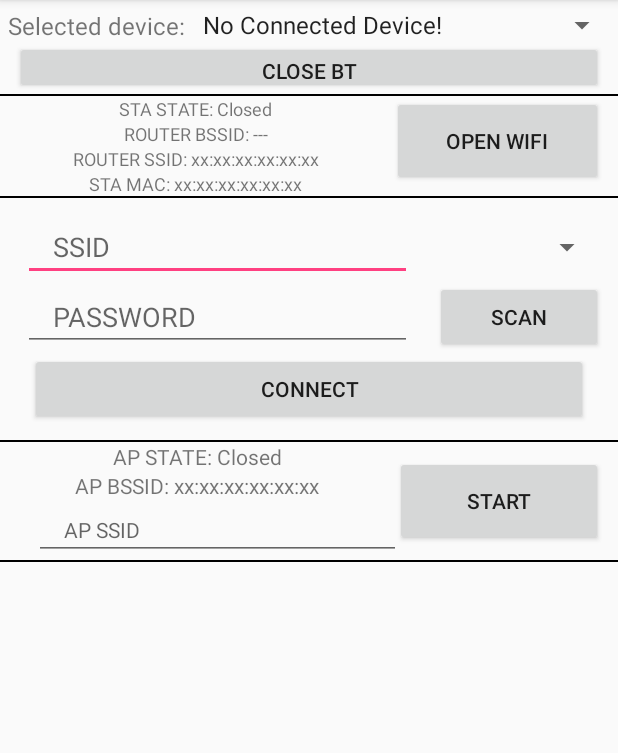
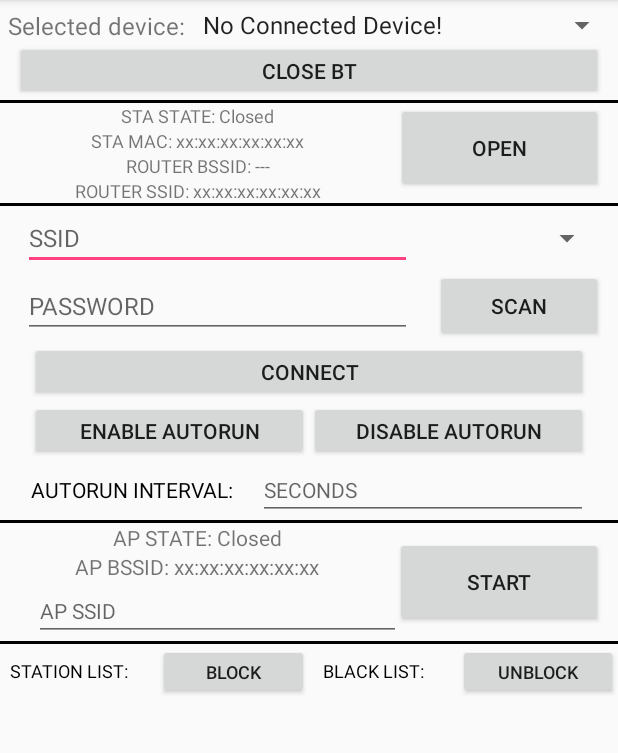
Before and after one commit to zbjlu/Android-SmartRepeater, an Android app: the screen it shows after launch (MainActivity), in the side drawer, after a tap on "WiFi Manager", on a phone screen of 412 x 824 dp, the part 84-837 px from its top. Run offline under Robolectric (Android 15) with nearby library versions, the phone set to English and light mode, and no system bars; 2 statements that could not run were skipped.

Commit message:
update layout xml for new CR.

```diff
--- a/app/src/main/java/com/unisoc/wcn/smartrepeater/ui/fragment/WiFiManagerFragment.java
+++ b/app/src/main/java/com/unisoc/wcn/smartrepeater/ui/fragment/WiFiManagerFragment.java
@@ -297,7 +297,7 @@ public class WiFiManagerFragment extends Fragment {
             }
         });
 
-        mClientList = (ListView) view.findViewById(R.id.client_list);
+        mClientList = (ListView) view.findViewById(R.id.block_client_list);
         mClientList.setClickable(true);
         mClientList.setOnItemClickListener(mMacClientClickListener);
     }
--- /dev/null
+++ b/app/src/main/res/drawable/textview_border.xml
@@ -0,0 +1,5 @@
+<?xml version="1.0" encoding="utf-8"?>
+<shape xmlns:android="http://schemas.android.com/apk/res/android" android:shape="rectangle" >
+<solid android:color="#ffffff" />
+<stroke android:width="1dip" android:color="#000000"/>
+</shape>
--- a/app/src/main/res/layout/fragment_wi_fi_manager.xml
+++ b/app/src/main/res/layout/fragment_wi_fi_manager.xml
@@ -12,7 +12,7 @@
         <LinearLayout
             android:layout_width="fill_parent"
             android:layout_height="fill_parent"
-            android:layout_marginLeft="5dp"
+            android:layout_marginStart="5dp"
             android:layout_marginTop="5dp">
 
             <TextView
@@ -35,15 +35,16 @@
             <Button
                 android:id="@+id/close_remote_bt"
                 android:layout_width="match_parent"
-                android:layout_height="35dp"
+                android:layout_height="wrap_content"
                 android:layout_marginLeft="10dp"
                 android:layout_marginRight="10dp"
+                android:minHeight="0dp"
                 android:text="Close BT" />
         </LinearLayout>
 
         <View
             android:layout_width="fill_parent"
-            android:layout_height="2px"
+            android:layout_height="2dp"
             android:background="#000000" />
 
         <LinearLayout
@@ -62,29 +63,30 @@
                     android:id="@+id/wifi_state"
                     android:layout_width="wrap_content"
                     android:layout_height="wrap_content"
-                    android:text="WIFI STATE: ---"
-                    android:textSize="12dp" />
+                    android:text="STA STATE: ---"
+                    android:textSize="12sp" />
+
+                <TextView
+                    android:id="@+id/wifi_sta_address"
+                    android:layout_width="wrap_content"
+                    android:layout_height="wrap_content"
+                    android:text="STA ADDR: xx:xx:xx:xx:xx:xx"
+                    android:textSize="12sp" />
 
                 <TextView
                     android:id="@+id/router_ssid"
                     android:layout_width="wrap_content"
                     android:layout_height="wrap_content"
                     android:text="ROUTER SSID: ---"
-                    android:textSize="12dp" />
+                    android:textSize="12sp" />
 
                 <TextView
                     android:id="@+id/router_bssid"
                     android:layout_width="wrap_content"
                     android:layout_height="wrap_content"
                     android:text="ROUTER BSSID: xx:xx:xx:xx:xx:xx"
-                    android:textSize="12dp" />
+                    android:textSize="12sp" />
 
-                <TextView
-                    android:id="@+id/wifi_sta_address"
-                    android:layout_width="wrap_content"
-                    android:layout_height="wrap_content"
-                    android:text="STATE ADDR: xx:xx:xx:xx:xx:xx"
-                    android:textSize="12dp" />
             </LinearLayout>
 
             <LinearLayout
@@ -96,22 +98,20 @@
                     android:id="@+id/wifi_manager"
                     android:layout_width="match_parent"
                     android:layout_height="60dp"
-                    android:layout_alignParentBottom="true"
-                    android:layout_marginRight="10dp"
-                    android:text="OPEN WIFI" />
+                    android:layout_marginEnd="10dp"
+                    android:text="OPEN" />
             </LinearLayout>
 
         </LinearLayout>
 
         <View
             android:layout_width="fill_parent"
-            android:layout_height="2px"
+            android:layout_height="2dp"
             android:background="#000000" />
 
         <LinearLayout
             android:layout_width="match_parent"
             android:layout_height="wrap_content"
-            android:layout_marginTop="10sp"
             android:orientation="vertical">
 
             <LinearLayout
@@ -124,17 +124,17 @@
                     android:id="@+id/wifi_ssid"
                     android:layout_width="match_parent"
                     android:layout_height="wrap_content"
-                    android:layout_marginLeft="15dp"
+                    android:layout_marginStart="15dp"
                     android:layout_weight="1"
                     android:hint="SSID"
-                    android:paddingLeft="20dp" />
+                    android:textSize="16sp" />
 
                 <Spinner
                     android:id="@+id/wifi_ssid_list"
                     android:layout_width="match_parent"
                     android:layout_height="wrap_content"
-                    android:layout_marginLeft="15dp"
-                    android:layout_marginRight="10dp"
+                    android:layout_marginStart="15dp"
+                    android:layout_marginEnd="10dp"
                     android:layout_weight="2"></Spinner>
             </LinearLayout>
 
@@ -148,17 +148,17 @@
                     android:id="@+id/wifi_password"
                     android:layout_width="match_parent"
                     android:layout_height="wrap_content"
-                    android:layout_marginLeft="15dp"
+                    android:layout_marginStart="15dp"
                     android:layout_weight="1"
                     android:hint="PASSWORD"
-                    android:paddingLeft="20dp" />
+                    android:textSize="16sp"/>
 
                 <Button
                     android:id="@+id/start_wifi_scan"
                     android:layout_width="match_parent"
                     android:layout_height="wrap_content"
-                    android:layout_marginLeft="15dp"
-                    android:layout_marginRight="10dp"
+                    android:layout_marginStart="15dp"
+                    android:layout_marginEnd="10dp"
                     android:layout_weight="2"
                     android:clickable="true"
                     android:focusable="true"
@@ -166,22 +166,73 @@
 
             </LinearLayout>
 
-        </LinearLayout>
-
             <Button
                 android:id="@+id/set_conf"
                 android:layout_width="match_parent"
                 android:layout_height="wrap_content"
-            android:layout_marginBottom="10dp"
                 android:layout_marginLeft="20dp"
                 android:layout_marginRight="20dp"
                 android:clickable="true"
                 android:focusable="true"
+                android:minHeight="0dp"
                 android:text="Connect" />
+
+            <LinearLayout
+                android:layout_width="match_parent"
+                android:layout_height="wrap_content"
+                android:layout_marginLeft="20dp"
+                android:layout_marginRight="20dp"
+                android:orientation="horizontal"
+                android:weightSum="2">
+                <Button
+                    android:layout_width="fill_parent"
+                    android:layout_height="match_parent"
+                    android:clickable="true"
+                    android:focusable="true"
+                    android:minHeight="0dp"
+                    android:layout_weight="1"
+                    android:text="ENABLE AUTORUN" />
+                <Button
+                    android:layout_width="fill_parent"
+                    android:layout_height="match_parent"
+                    android:clickable="true"
+                    android:focusable="true"
+                    android:minHeight="0dp"
+                    android:layout_weight="1"
+                    android:text="DISABLE AUTORUN" />
+            </LinearLayout>
+
+            <LinearLayout
+                android:layout_width="match_parent"
+                android:layout_height="0dp"
+                android:layout_marginLeft="20dp"
+                android:layout_marginRight="20dp"
+                android:layout_weight="2"
+                android:orientation="horizontal">
+
+                <TextView
+                    android:id="@+id/autorun_interval_text"
+                    android:layout_width="wrap_content"
+                    android:layout_height="wrap_content"
+                    android:layout_marginStart="0dp"
+                    android:gravity="center"
+                    android:text="AUTORUN INTERVAL:     "
+                    android:textColor="#000000"
+                    android:textSize="14sp"/>
+
+                <EditText
+                    android:id="@+id/autorun_interval"
+                    android:layout_width="match_parent"
+                    android:layout_height="wrap_content"
+                    android:layout_marginEnd="0dp"
+                    android:hint="SECONDS"
+                    android:textSize="14sp"/>
+            </LinearLayout>
+        </LinearLayout>
 
         <View
             android:layout_width="fill_parent"
-            android:layout_height="2px"
+            android:layout_height="2dp"
             android:background="#000000" />
 
         <LinearLayout
@@ -215,10 +266,9 @@
                     android:id="@+id/ap_mac"
                     android:layout_width="match_parent"
                     android:layout_height="wrap_content"
-                    android:layout_marginLeft="15dp"
+                    android:layout_marginStart="15dp"
                     android:hint="AP SSID"
-                    android:paddingLeft="20dp"
-                    android:textSize="14dp" />
+                    android:textSize="14sp" />
             </LinearLayout>
 
             <LinearLayout
@@ -231,23 +281,113 @@
                     android:layout_width="match_parent"
                     android:layout_height="60dp"
                     android:layout_gravity="center"
-                    android:layout_marginRight="10dp"
+                    android:layout_marginEnd="10dp"
                     android:text="Start" />
             </LinearLayout>
         </LinearLayout>
 
         <View
             android:layout_width="fill_parent"
-            android:layout_height="2px"
+            android:layout_height="2dp"
             android:background="#000000" />
 
+        <LinearLayout
+            android:layout_width="match_parent"
+            android:layout_height="0dp"
+            android:orientation="horizontal"
+            android:weightSum="2"
+            android:layout_weight="2">
+
+            <LinearLayout
+                android:layout_width="fill_parent"
+                android:layout_height="wrap_content"
+                android:layout_weight="1"
+                android:orientation="vertical"
+                android:weightSum="2">
+
+                <LinearLayout
+                    android:layout_width="fill_parent"
+                    android:layout_height="0dp"
+                    android:layout_weight="2"
+                    android:orientation="horizontal">
+
+                    <TextView
+                        android:id="@+id/station_list"
+                        android:layout_width="wrap_content"
+                        android:layout_height="36sp"
+                        android:layout_gravity="start|center"
+                        android:layout_weight="1"
+                        android:gravity="center"
+                        android:text="STATION LIST:     "
+                        android:textColor="#000000"
+                        android:textSize="12sp"/>
+
+                    <Button
+                        android:layout_width="wrap_content"
+                        android:layout_height="wrap_content"
+                        android:layout_weight="1"
+                        android:layout_gravity="end|center"
+                        android:clickable="true"
+                        android:focusable="true"
+                        android:minHeight="0dp"
+                        android:text="BLOCK"
+                        android:textSize="12sp"/>
+                </LinearLayout>
+
                 <ListView
-            android:id="@+id/client_list"
-            android:layout_width="match_parent"
-            android:layout_height="match_parent"
-            android:layout_margin="10dp"
+                    android:id="@+id/block_client_list"
+                    android:layout_width="wrap_content"
+                    android:layout_height="wrap_content"
+                    android:layout_margin="5dp"
+                    android:layout_weight="1"
                     android:choiceMode="singleChoice" />
             </LinearLayout>
 
+            <LinearLayout
+                android:layout_width="fill_parent"
+                android:layout_height="wrap_content"
+                android:layout_weight="1"
+                android:orientation="vertical"
+                android:weightSum="2">
 
+                <LinearLayout
+                    android:layout_width="fill_parent"
+                    android:layout_height="0dp"
+                    android:layout_weight="2"
+                    android:orientation="horizontal">
+
+                    <TextView
+                        android:id="@+id/black_list"
+                        android:layout_width="wrap_content"
+                        android:layout_height="36sp"
+                        android:layout_gravity="start|center"
+                        android:layout_weight="1"
+                        android:gravity="center"
+                        android:text="BLACK LIST:     "
+                        android:textColor="#000000"
+                        android:textSize="12sp"/>
+
+                    <Button
+                        android:layout_width="wrap_content"
+                        android:layout_height="wrap_content"
+                        android:layout_gravity="end|center"
+                        android:layout_weight="1"
+                        android:clickable="true"
+                        android:focusable="true"
+                        android:minHeight="0dp"
+                        android:text="UNBLOCK"
+                        android:textSize="12sp" />
+                </LinearLayout>
+
+                <ListView
+                    android:id="@+id/unblock_client_list"
+                    android:layout_width="wrap_content"
+                    android:layout_height="wrap_content"
+                    android:layout_margin="5dp"
+                    android:layout_weight="1"
+                    android:choiceMode="singleChoice" />
+            </LinearLayout>
+
+        </LinearLayout>
+    </LinearLayout>
 </FrameLayout>
```
Lines whose indentation alone changed are shown as unchanged.
